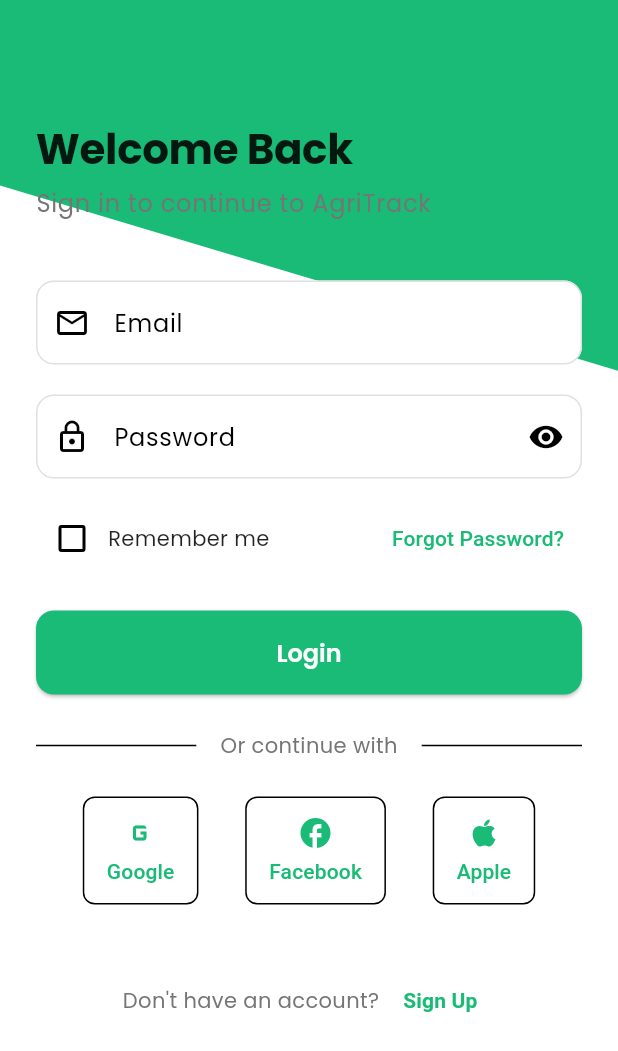
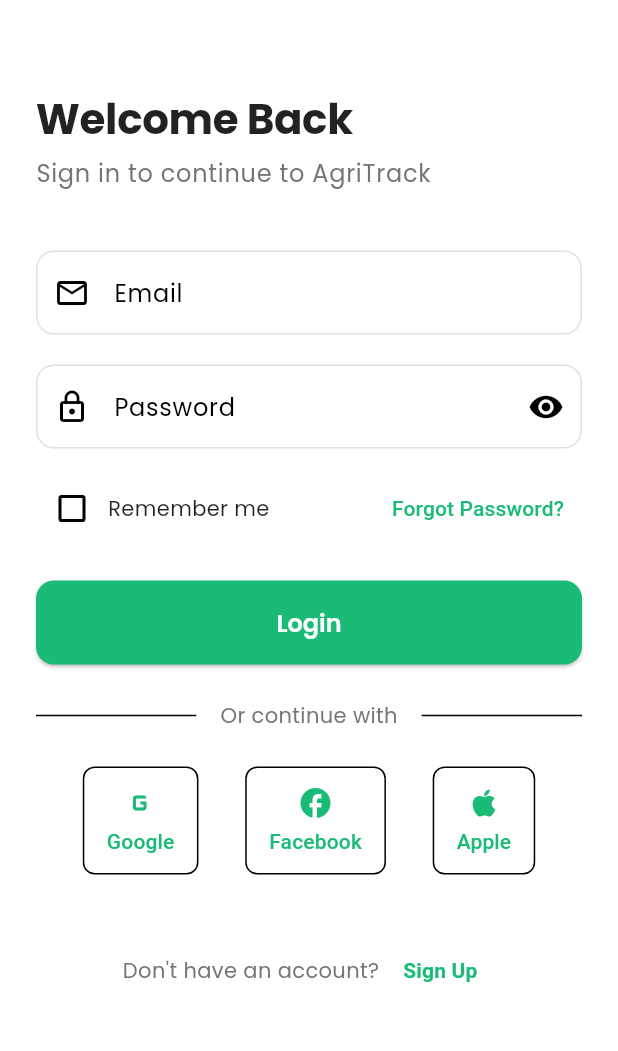
Before and after one commit to victorpreston/agritrack-app, a Flutter app: the LoginScreen screen opened directly, after a tap on "Forgot Password?", on a phone screen of 412 x 824 dp. Shown: the top 1051 px of the screen. Run offline on Flutter 3.47's test engine with Material 3 defaults, Android fonts, the light colour scheme and no system bars; our stand-ins replace google_fonts, hugeicons.

Commit message:
auth-pages

```diff
--- a/lib/screens/auth/login_screen.dart
+++ b/lib/screens/auth/login_screen.dart
@@ -1,7 +1,6 @@
 import 'package:flutter/material.dart';
 import 'register_screen.dart';
 import '../dashboard/dashboard_screen.dart';
-import '../../theme/app_theme.dart';
 
 class LoginScreen extends StatefulWidget {
   const LoginScreen({super.key});
@@ -40,34 +39,14 @@ class _LoginScreenState extends State<LoginScreen> {
   @override
   Widget build(BuildContext context) {
     return Scaffold(
-      backgroundColor: Colors.white,
-      body: Stack(
-        children: [
-          // Diagonal design element
-          Positioned(
-            top: 0,
-            right: 0,
-            child: Container(
-              width: MediaQuery.of(context).size.width,
-              height: MediaQuery.of(context).size.height * 0.3,
-              child: CustomPaint(
-                painter: DiagonalPainter(
-                  color: AppTheme.primaryColor,
-                ),
-                child: Container(),
-              ),
-            ),
-          ),
-
-          // Content
-          SafeArea(
+      body: SafeArea(
         child: SingleChildScrollView(
           child: Padding(
             padding: const EdgeInsets.all(24.0),
             child: Column(
               crossAxisAlignment: CrossAxisAlignment.start,
               children: [
-                    const SizedBox(height: 60),
+                const SizedBox(height: 40),
                 Text(
                   'Welcome Back',
                   style: Theme.of(context).textTheme.displayLarge,
@@ -137,7 +116,6 @@ class _LoginScreenState extends State<LoginScreen> {
                                     _rememberMe = value!;
                                   });
                                 },
-                                    activeColor: AppTheme.primaryColor,
                               ),
                               const Text('Remember me'),
                             ],
@@ -146,10 +124,10 @@ class _LoginScreenState extends State<LoginScreen> {
                             onPressed: () {
                               // Navigate to forgot password screen
                             },
-                                child: const Text(
+                            child: Text(
                               'Forgot Password?',
                               style: TextStyle(
-                                    color: AppTheme.primaryColor,
+                                color: Theme.of(context).colorScheme.primary,
                               ),
                             ),
                           ),
@@ -223,10 +201,10 @@ class _LoginScreenState extends State<LoginScreen> {
                           MaterialPageRoute(builder: (_) => const RegisterScreen()),
                         );
                       },
-                          child: const Text(
+                      child: Text(
                         'Sign Up',
                         style: TextStyle(
-                              color: AppTheme.primaryColor,
+                          color: Theme.of(context).colorScheme.primary,
                           fontWeight: FontWeight.bold,
                         ),
                       ),
@@ -237,8 +215,6 @@ class _LoginScreenState extends State<LoginScreen> {
             ),
           ),
         ),
-          ),
-        ],
       ),
     );
   }
@@ -266,30 +242,3 @@ class _LoginScreenState extends State<LoginScreen> {
     );
   }
 }
-
-class DiagonalPainter extends CustomPainter {
-  final Color color;
-
-  DiagonalPainter({required this.color});
-
-  @override
-  void paint(Canvas canvas, Size size) {
-    final paint = Paint()
-      ..color = color
-      ..style = PaintingStyle.fill;
-
-    final path = Path()
-      ..moveTo(0, 0)
-      ..lineTo(size.width, 0)
-      ..lineTo(size.width, size.height)
-      ..lineTo(0, size.height * 0.5)
-      ..close();
-
-    canvas.drawPath(path, paint);
-  }
-
-  @override
-  bool shouldRepaint(covariant CustomPainter oldDelegate) {
-    return true;
-  }
-}
```
Lines whose indentation alone changed are shown as unchanged.
